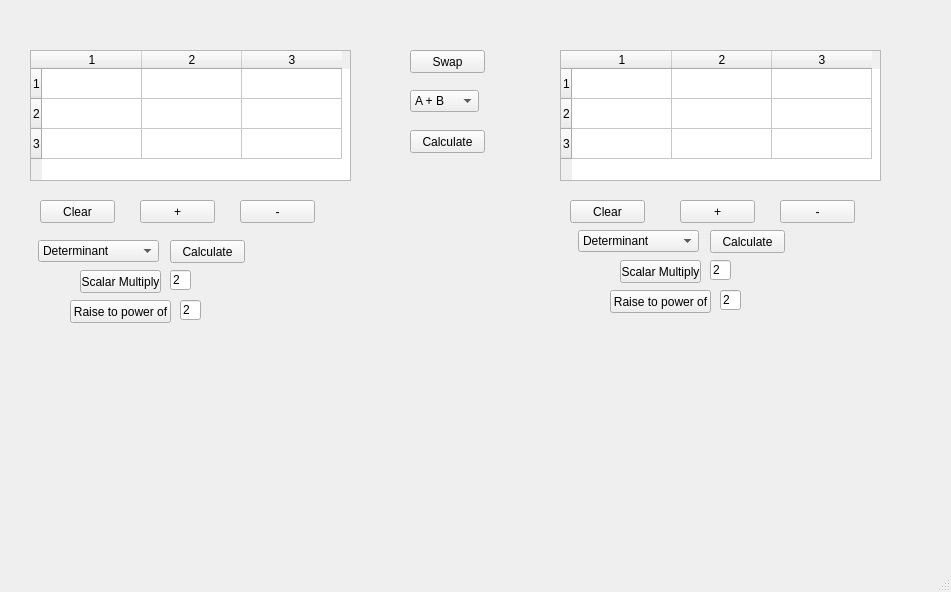
First picture: the form in mainwindow.ui, repository justinhay14/Matrix-Calulator-cpp, before the edit.
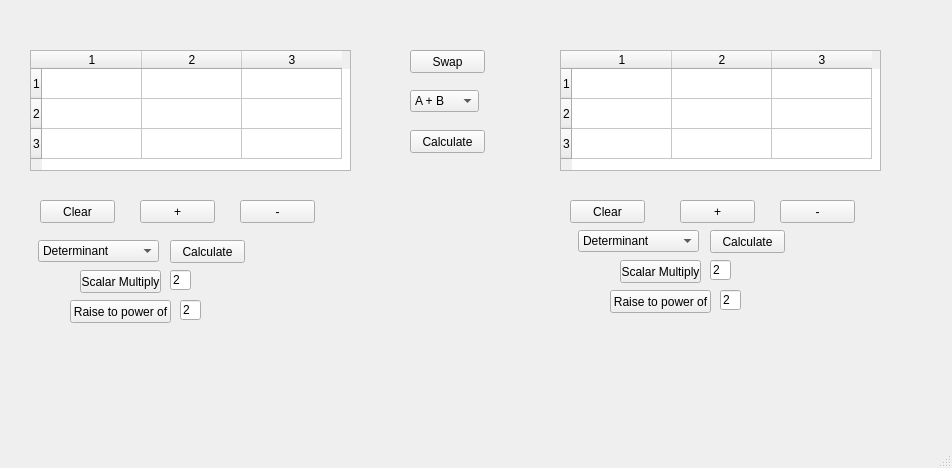
Second picture: the form after the edit.

Commit message: added table centering

```diff
--- a/mainwindow.ui
+++ b/mainwindow.ui
@@ -6,8 +6,8 @@
    <rect>
     <x>0</x>
     <y>0</y>
-    <width>951</width>
-    <height>592</height>
+    <width>952</width>
+    <height>468</height>
    </rect>
   </property>
   <property name="windowTitle">
@@ -63,7 +63,7 @@
       <x>30</x>
       <y>50</y>
       <width>321</width>
-      <height>131</height>
+      <height>121</height>
      </rect>
     </property>
     <row>
@@ -110,6 +110,66 @@
      <property name="textAlignment">
       <set>AlignCenter</set>
      </property>
+     <property name="foreground">
+      <brush brushstyle="NoBrush">
+       <color alpha="255">
+        <red>170</red>
+        <green>255</green>
+        <blue>255</blue>
+       </color>
+      </brush>
+     </property>
+    </item>
+    <item row="0" column="1">
+     <property name="text">
+      <string/>
+     </property>
+     <property name="textAlignment">
+      <set>AlignCenter</set>
+     </property>
+     <property name="foreground">
+      <brush brushstyle="NoBrush">
+       <color alpha="255">
+        <red>170</red>
+        <green>255</green>
+        <blue>255</blue>
+       </color>
+      </brush>
+     </property>
+    </item>
+    <item row="0" column="2">
+     <property name="text">
+      <string/>
+     </property>
+     <property name="textAlignment">
+      <set>AlignCenter</set>
+     </property>
+     <property name="foreground">
+      <brush brushstyle="NoBrush">
+       <color alpha="255">
+        <red>170</red>
+        <green>255</green>
+        <blue>255</blue>
+       </color>
+      </brush>
+     </property>
+    </item>
+    <item row="1" column="0">
+     <property name="text">
+      <string/>
+     </property>
+     <property name="textAlignment">
+      <set>AlignCenter</set>
+     </property>
+     <property name="foreground">
+      <brush brushstyle="NoBrush">
+       <color alpha="255">
+        <red>170</red>
+        <green>255</green>
+        <blue>255</blue>
+       </color>
+      </brush>
+     </property>
     </item>
     <item row="1" column="1">
      <property name="text">
@@ -118,6 +178,15 @@
      <property name="textAlignment">
       <set>AlignCenter</set>
      </property>
+     <property name="foreground">
+      <brush brushstyle="NoBrush">
+       <color alpha="255">
+        <red>170</red>
+        <green>255</green>
+        <blue>255</blue>
+       </color>
+      </brush>
+     </property>
     </item>
     <item row="1" column="2">
      <property name="text">
@@ -126,6 +195,15 @@
      <property name="textAlignment">
       <set>AlignCenter</set>
      </property>
+     <property name="foreground">
+      <brush brushstyle="NoBrush">
+       <color alpha="255">
+        <red>170</red>
+        <green>255</green>
+        <blue>255</blue>
+       </color>
+      </brush>
+     </property>
     </item>
     <item row="2" column="0">
      <property name="text">
@@ -135,6 +213,11 @@
       <set>AlignCenter</set>
      </property>
     </item>
+    <item row="2" column="1">
+     <property name="textAlignment">
+      <set>AlignCenter</set>
+     </property>
+    </item>
     <item row="2" column="2">
      <property name="text">
       <string/>
@@ -150,7 +233,7 @@
       <x>560</x>
       <y>50</y>
       <width>321</width>
-      <height>131</height>
+      <height>121</height>
      </rect>
     </property>
     <row>
@@ -198,6 +281,21 @@
       <set>AlignCenter</set>
      </property>
     </item>
+    <item row="0" column="1">
+     <property name="textAlignment">
+      <set>AlignCenter</set>
+     </property>
+    </item>
+    <item row="0" column="2">
+     <property name="textAlignment">
+      <set>AlignCenter</set>
+     </property>
+    </item>
+    <item row="1" column="0">
+     <property name="textAlignment">
+      <set>AlignCenter</set>
+     </property>
+    </item>
     <item row="1" column="1">
      <property name="text">
       <string/>
@@ -222,6 +320,11 @@
       <set>AlignCenter</set>
      </property>
     </item>
+    <item row="2" column="1">
+     <property name="textAlignment">
+      <set>AlignCenter</set>
+     </property>
+    </item>
     <item row="2" column="2">
      <property name="text">
       <string/>
```
Left out of the diff: 2 changed lines with no effect on the pictures. The commit also changes 2 other files.
